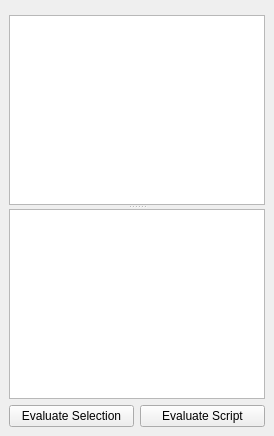
The window that src/umbra/components/factory/scriptEditor/ui/Script_Editor.ui (KelSolaar/Umbra) describes before a commit, drawn with Qt 5.
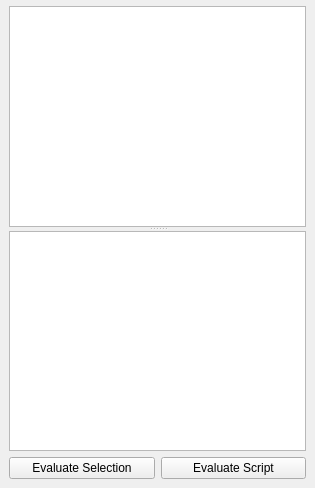
The same window after the commit.

Commit message: Add "loadScript" method to "scriptEditor" component.

```diff
--- a/src/umbra/components/factory/scriptEditor/ui/Script_Editor.ui
+++ b/src/umbra/components/factory/scriptEditor/ui/Script_Editor.ui
@@ -2,11 +2,22 @@
 <ui version="4.0">
  <class>Script_Editor_DockWidget</class>
  <widget class="QDockWidget" name="Script_Editor_DockWidget">
+  <property name="geometry">
+   <rect>
+    <x>0</x>
+    <y>0</y>
+    <width>315</width>
+    <height>488</height>
+   </rect>
+  </property>
   <property name="windowTitle">
    <string>Script Editor</string>
   </property>
   <widget class="QWidget" name="Script_Editor_dockWidgetContents">
    <layout class="QGridLayout" name="Script_Editor_dockWidgetContents_gridLayout">
+    <property name="topMargin">
+     <number>0</number>
+    </property>
     <item row="0" column="0">
      <widget class="QFrame" name="menuBar_frame">
       <layout class="QGridLayout" name="menuBar_frame_gridLayout">
```
Left out of the diff: 2 changed lines with no effect on the pictures. The commit also changes 1 other file.
